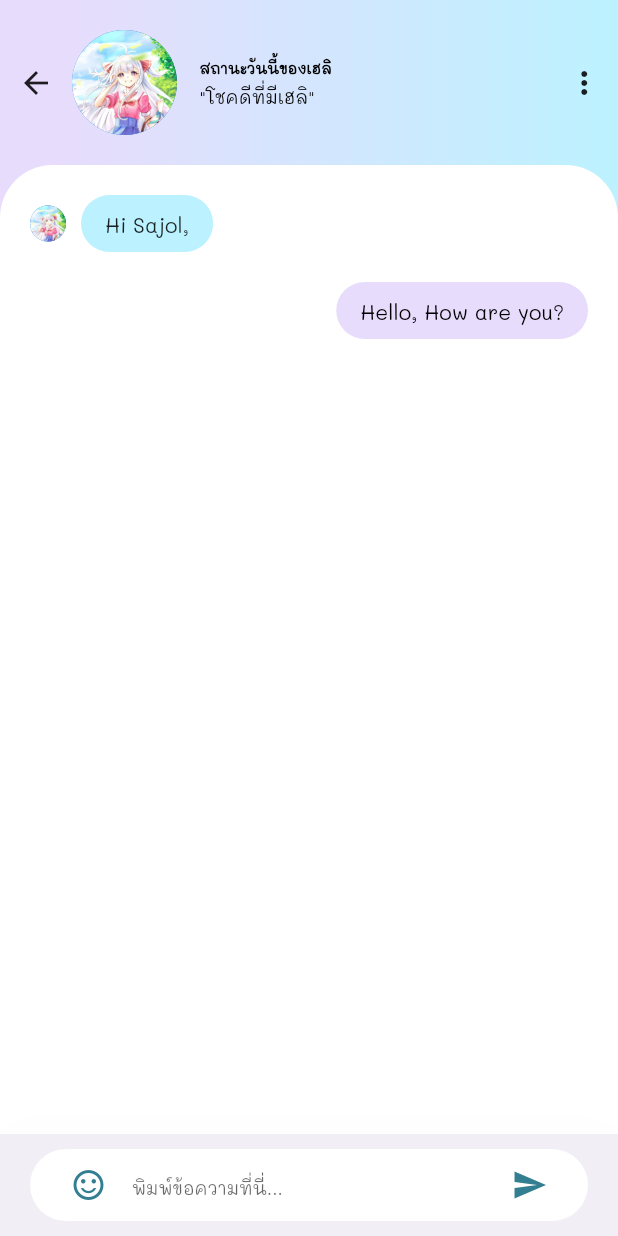
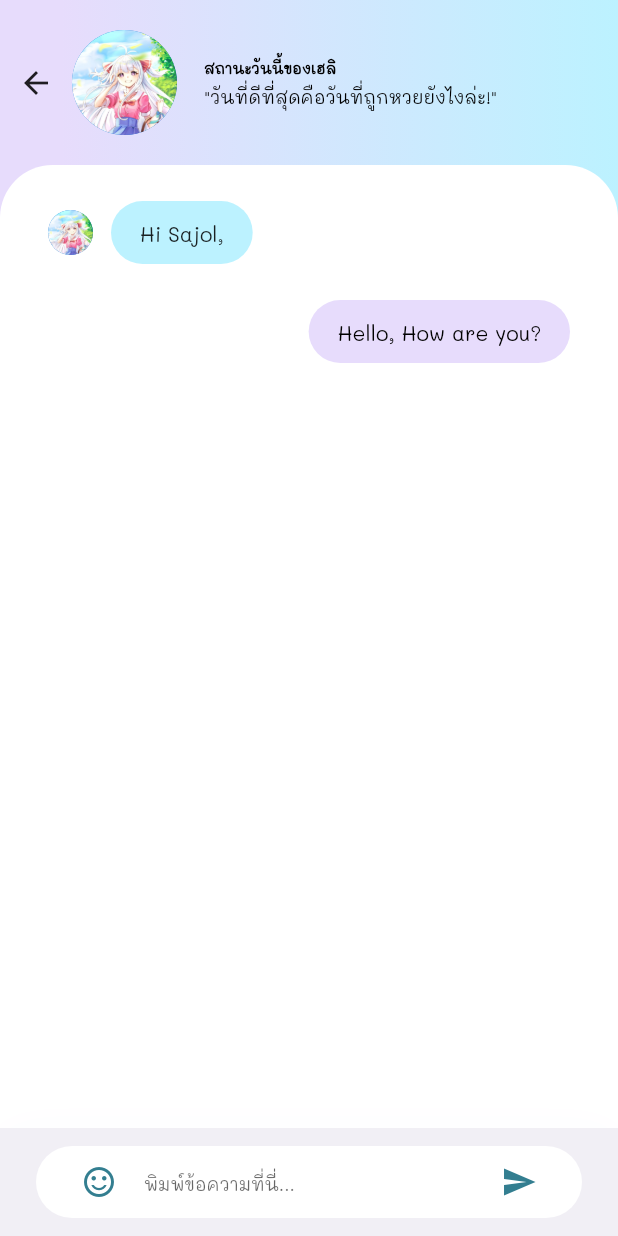
Before and after one commit to boraprae/heli_bifrost_project, a Flutter app: the screen it shows after launch, on a phone screen of 412 x 824 dp. Run offline on Flutter 3.47's test engine with Material 2 defaults, Android fonts, the phone set to English and light mode, and no system bars; our stand-ins replace flutter_dotenv, get.

Commit message:
edit single child position, padding, font size

```diff
--- a/lib/chats/chatScreen.dart
+++ b/lib/chats/chatScreen.dart
@@ -82,7 +82,7 @@ class _ChatScreenState extends State<ChatScreen> {
                           height: 5,
                         ),
                         Text(
-                          "\"โชคดีที่มีเฮลิ\"",
+                          "\"วันที่ดีที่สุดคือวันที่ถูกหวยยังไงล่ะ!\"",
                           style: TextStyle(
                             fontSize: 12,
                             color: Colors.black,
@@ -123,6 +123,7 @@ class _ChatScreenState extends State<ChatScreen> {
                 top: 110,
                 child: Align(
                   alignment: Alignment.bottomCenter,
+                  child: SingleChildScrollView(
                     child: Container(
                       width: size.width,
                       height: size.height,
@@ -136,13 +137,12 @@ class _ChatScreenState extends State<ChatScreen> {
                       child: Column(
                         children: [
                           //Chat area
-                        SingleChildScrollView(
-                          child: Container(
+                          Container(
                             width: size.width,
                             height: size.height,
                             child: Padding(
                               padding: const EdgeInsets.symmetric(
-                                  horizontal: kDefaultPadding),
+                                  horizontal: kDefaultPadding + 8),
                               child: ListView.builder(
                                 itemCount: demeChatMessages.length,
                                 itemBuilder: (context, index) =>
@@ -150,8 +150,8 @@ class _ChatScreenState extends State<ChatScreen> {
                               ),
                             ),
                           ),
+                        ],
                       ),
-                      ],
                     ),
                   ),
                 ),
--- a/lib/chats/components/chat_input_field.dart
+++ b/lib/chats/components/chat_input_field.dart
@@ -67,6 +67,7 @@ class ChatInputField extends StatelessWidget {
                           hintStyle: TextStyle(fontSize: 12),
                           border: InputBorder.none,
                         ),
+                        style: TextStyle(fontSize: 14),
                       ),
                     ),
                     //?=== Send Message Button ===?
--- a/lib/chats/components/message.dart
+++ b/lib/chats/components/message.dart
@@ -23,7 +23,7 @@ class Message extends StatelessWidget {
         children: [
           if (!message.isSender) ...[
             const CircleAvatar(
-              radius: 12,
+              radius: 15,
               backgroundImage: AssetImage("assets/images/heli_profile.jpg"),
             ),
             const SizedBox(
--- a/lib/constants.dart
+++ b/lib/constants.dart
@@ -6,4 +6,4 @@ const lightPurple = Color(0xFFF1EFF5);
 const darkGreen = Color(0xFF337E90);
 
 
-const kDefaultPadding = 20.0;
+const kDefaultPadding = 24.0;
```
Lines whose indentation alone changed are shown as unchanged.
